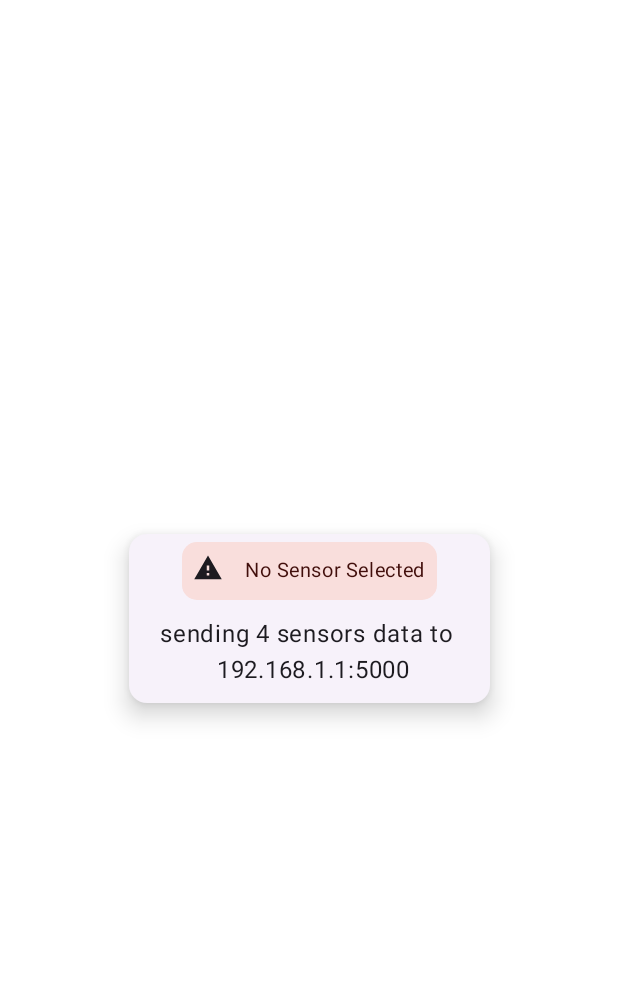
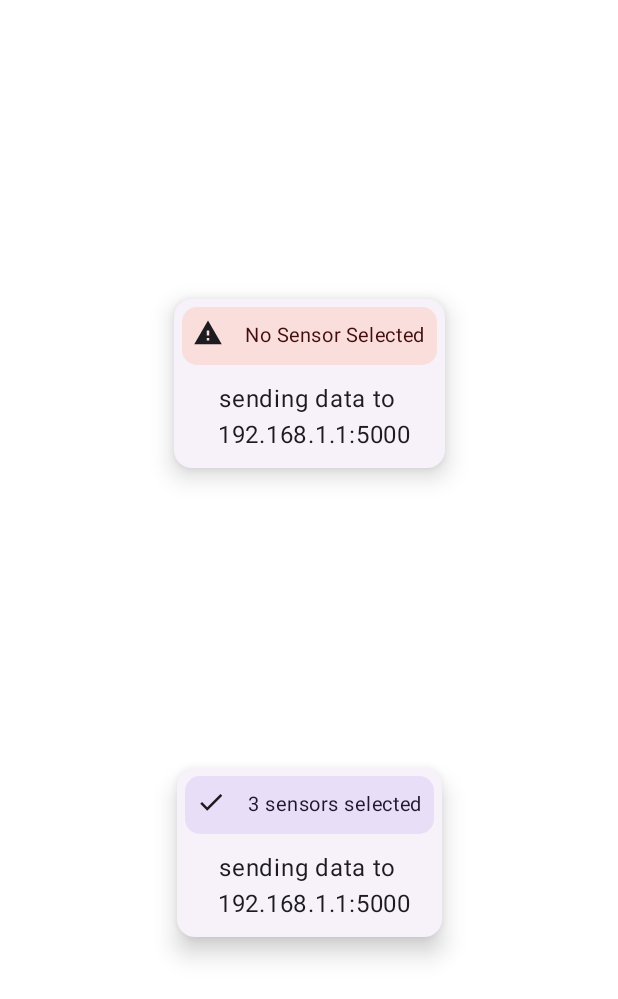
Before and after one commit to danieltefera08/sensekit, an Android app built with Jetpack Compose: the @Preview function InfoCardPreview, on a phone screen of 412 x 824 dp. Shown: the top 999 px of the screen. Run offline under Robolectric (Android 15) with nearby library versions, the phone set to English and light mode, and no system bars.

Commit message:
HomeScreenContent Update A SuccessText is shown when more than one sensor is selected

```diff
--- a/app/src/main/java/com/github/umer0586/sensagram/view/components/screens/HomeScreen.kt
+++ b/app/src/main/java/com/github/umer0586/sensagram/view/components/screens/HomeScreen.kt
@@ -28,6 +28,7 @@ import androidx.compose.animation.slideInVertically
 import androidx.compose.foundation.background
 import androidx.compose.foundation.layout.Arrangement
 import androidx.compose.foundation.layout.Box
+import androidx.compose.foundation.layout.Column
 import androidx.compose.foundation.layout.Row
 import androidx.compose.foundation.layout.Spacer
 import androidx.compose.foundation.layout.fillMaxSize
@@ -37,6 +38,7 @@ import androidx.compose.foundation.layout.width
 import androidx.compose.foundation.layout.wrapContentSize
 import androidx.compose.foundation.shape.RoundedCornerShape
 import androidx.compose.material.icons.Icons
+import androidx.compose.material.icons.filled.Check
 import androidx.compose.material.icons.filled.Warning
 import androidx.compose.material3.CardDefaults
 import androidx.compose.material3.ElevatedCard
@@ -120,8 +122,9 @@ fun HomeScreenContent(
             uiState.streamingInfo?.let {
                 val count = uiState.selectedSensorsCount
                 InfoCard(
-                    text = "sending $count sensor${if (count > 1) "s" else ""} data to\n${it.address}:${it.portNo}",
-                    warningText = if (count == 0) "No Sensor Selected" else null
+                    text = "sending data to\n${it.address}:${it.portNo}",
+                    warningText = if (count == 0) "No Sensor Selected" else null,
+                    successText = if (count !=0 ) "$count sensor${if(count > 1) "s" else ""} selected" else null
                 )
             }
         }
@@ -190,10 +193,43 @@ private fun WarningText(
 
 
 @Composable
+private fun SuccessText(
+    modifier: Modifier = Modifier,
+    text: String
+){
+    Row(
+        modifier = modifier
+            .padding(5.dp)
+            .clip(RoundedCornerShape(10.dp))
+            .background(color = MaterialTheme.colorScheme.secondaryContainer)
+        ,
+        horizontalArrangement = Arrangement.SpaceEvenly,
+    ) {
+        val contentPadding = 7.dp
+        Icon(
+            modifier = Modifier
+                .padding(contentPadding)
+                .size(20.dp),
+            imageVector = Icons.Filled.Check,
+            contentDescription = "Warning",
+
+            )
+        Text(
+            modifier = Modifier.padding(contentPadding),
+            text = text,
+            color = MaterialTheme.colorScheme.onSecondaryContainer,
+            fontSize = 13.sp
+        )
+    }
+}
+
+
+@Composable
 private fun InfoCard(
     modifier: Modifier = Modifier,
     text : String,
-    warningText : String? = null
+    warningText : String? = null,
+    successText : String? = null
 ) {
     ElevatedCard(
         modifier = modifier,
@@ -202,6 +238,13 @@ private fun InfoCard(
 
             warningText?.let {
                 WarningText(
+                    modifier = Modifier.align(Alignment.CenterHorizontally),
+                    text = it
+                )
+            }
+
+            successText?.let{
+                SuccessText(
                     modifier = Modifier.align(Alignment.CenterHorizontally),
                     text = it
                 )
@@ -224,6 +267,7 @@ private fun InfoCard(
 fun HomeScreenContentPreview2(
     uiState: HomeScreenUiState = HomeScreenUiState(
         isStreaming = true,
+        selectedSensorsCount = 3,
         streamingInfo = StreamingInfo(
             address = "192.168.1.1",
             portNo = 5000,
@@ -295,11 +339,19 @@ fun HomeScreenContentPreview(
 @Composable
 private fun InfoCardPreview(){
     SenseKitTheme {
-        Box(Modifier.fillMaxSize()){
+        Column (
+            Modifier.fillMaxSize(),
+            verticalArrangement = Arrangement.SpaceEvenly,
+            horizontalAlignment = Alignment.CenterHorizontally
+        ){
             InfoCard(
-                modifier = Modifier.align(Alignment.Center),
-                text = "sending 4 sensors data to \n 192.168.1.1:5000",
+                text = "sending data to \n 192.168.1.1:5000",
                 warningText = "No Sensor Selected"
+            )
+
+            InfoCard(
+                text = "sending data to \n 192.168.1.1:5000",
+                successText = "3 sensors selected"
             )
 
         }
```
